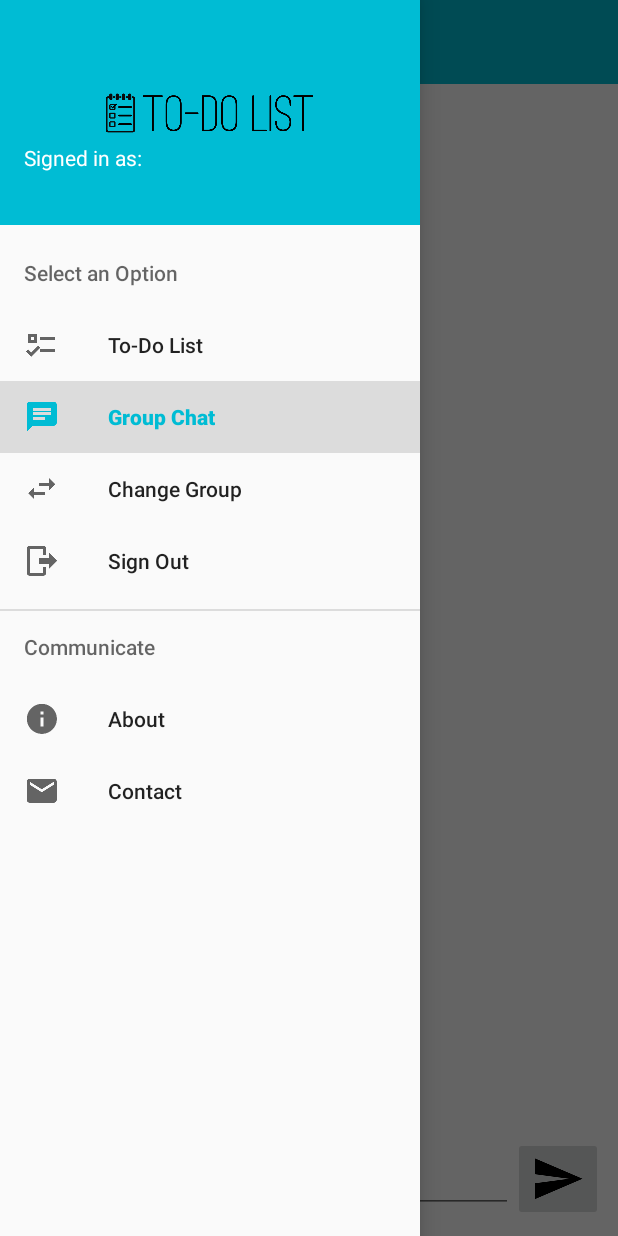
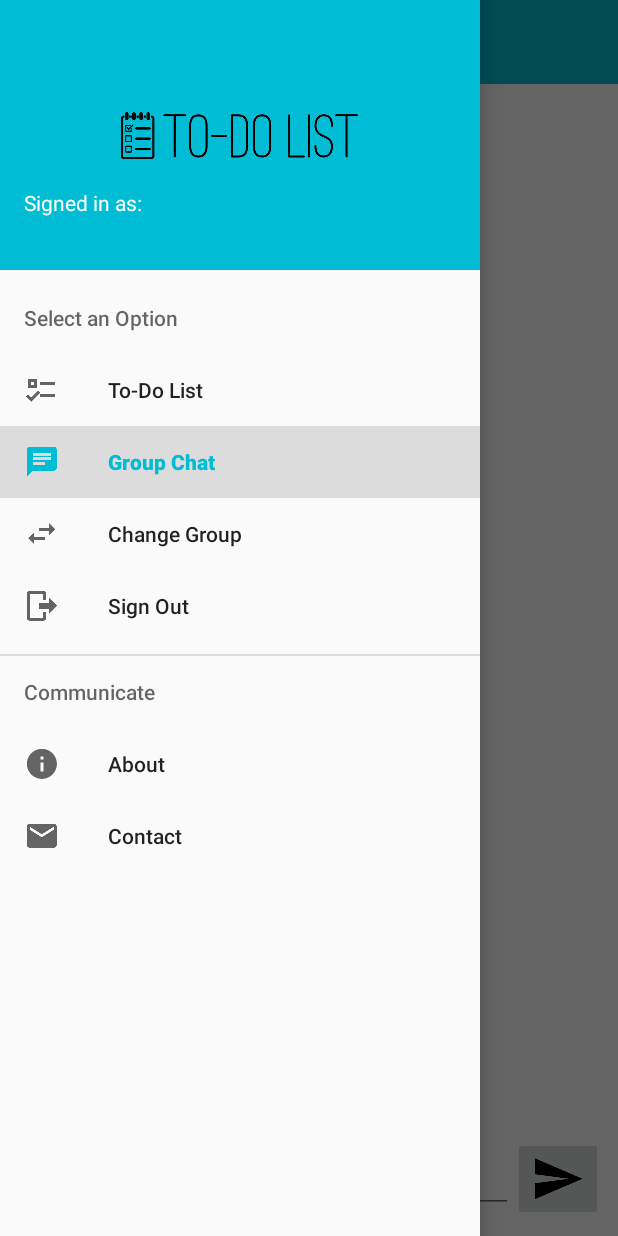
Before and after one commit to pshkrh/RealtimeList, an Android app: the ChatActivity screen opened directly, with no data from a screen before it, with the side drawer open, on a phone screen of 412 x 824 dp. Run offline under Robolectric (Android 15) with nearby library versions, the phone set to English and light mode, and no system bars; our stand-ins replace CircleImageView, Firebase (no records; nobody signed in at launch, a user with empty details on screens opened directly); libraries missing offline, so code that uses them is left out: com.firebase.ui, com.rengwuxian.materialedittext, es.dmoral.toasty; plain views replace MaterialEditText; 4 statements that could not run were skipped.

Commit message:
Change NavigationView Width and Header Image Height

```diff
--- a/app/src/main/AndroidManifest.xml
+++ b/app/src/main/AndroidManifest.xml
@@ -32,7 +32,7 @@
             android:windowSoftInputMode="stateHidden|adjustPan" />
         <activity
             android:name=".ImageDisplayActivity"
-            android:theme="@style/ImageDisplayTheme"/>
+            android:theme="@style/AppTheme"/>
     </application>
 
 </manifest>
--- a/app/src/main/java/com/pshkrh/realtimelist/ImageDisplayActivity.java
+++ b/app/src/main/java/com/pshkrh/realtimelist/ImageDisplayActivity.java
@@ -82,4 +82,5 @@ public class ImageDisplayActivity extends AppCompatActivity {
         onBackPressed();
         return true;
     }
+
 }
--- a/app/src/main/res/layout/nav_header.xml
+++ b/app/src/main/res/layout/nav_header.xml
@@ -2,7 +2,7 @@
 <LinearLayout xmlns:android="http://schemas.android.com/apk/res/android"
     xmlns:app="http://schemas.android.com/apk/res-auto"
     android:layout_width="match_parent"
-    android:layout_height="150dp"
+    android:layout_height="@dimen/navDrawer_header_height"
     android:background="@drawable/image_navbar"
     android:gravity="bottom"
     android:orientation="vertical"
@@ -11,11 +11,9 @@
 
     <de.hdodenhof.circleimageview.CircleImageView
         android:id="@+id/imageView"
-        android:layout_width="45dp"
-        android:layout_height="45dp"
-        android:paddingTop="8dp"
-        app:civ_border_width="1dp"
-        app:civ_border_color="#FFFFFFFF"/>
+        android:layout_width="80dp"
+        android:layout_height="80dp"
+        android:paddingTop="8dp" />
 
     <TextView
         android:layout_width="match_parent"
--- a/app/src/main/res/layout/nav_layout.xml
+++ b/app/src/main/res/layout/nav_layout.xml
@@ -4,6 +4,7 @@
     xmlns:tools="http://schemas.android.com/tools"
     android:id="@+id/nav_view"
     android:layout_width="wrap_content"
+    android:maxWidth="@dimen/nav_drawer_width"
     android:layout_height="match_parent"
     app:menu="@menu/nav_menu"
     app:headerLayout="@layout/nav_header">
--- /dev/null
+++ b/app/src/main/res/values/dimens.xml
@@ -0,0 +1,7 @@
+<?xml version="1.0" encoding="utf-8"?>
+<resources>
+
+    <dimen name="nav_drawer_width">320dp</dimen>
+    <dimen name="navDrawer_header_height">180dp</dimen>
+
+</resources>
--- a/app/src/main/res/values/styles.xml
+++ b/app/src/main/res/values/styles.xml
@@ -20,14 +20,4 @@
         <item name="colorAccent">@color/colorAccent</item>
     </style>
 
-    <style name="ImageDisplayTheme" parent="Theme.AppCompat.Light.NoActionBar">
-        <item name="colorPrimary">@color/colorPrimary</item>
-        <item name="colorPrimaryDark">@color/colorPrimaryDark</item>
-        <item name="colorAccent">@color/colorAccent</item>
-        <item name="windowNoTitle">true</item>
-        <item name="android:windowDrawsSystemBarBackgrounds">true</item>
-        <item name="android:statusBarColor">@android:color/transparent</item>
-        <item name="android:windowTranslucentStatus">true</item>
-    </style>
-
 </resources>
```
